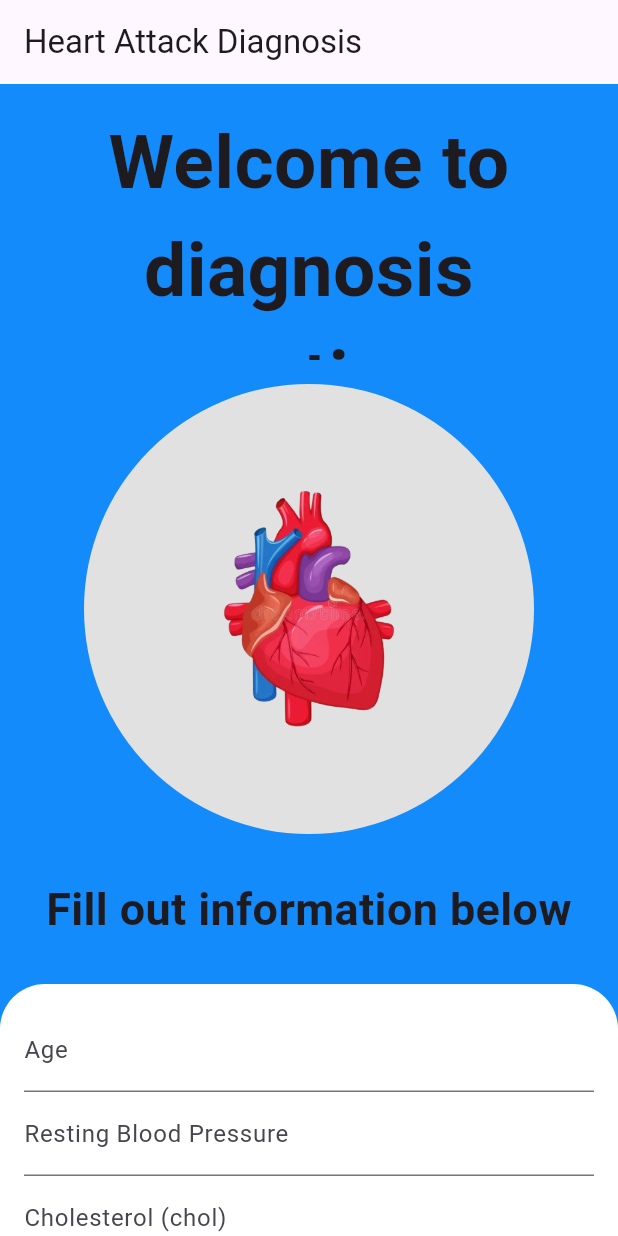
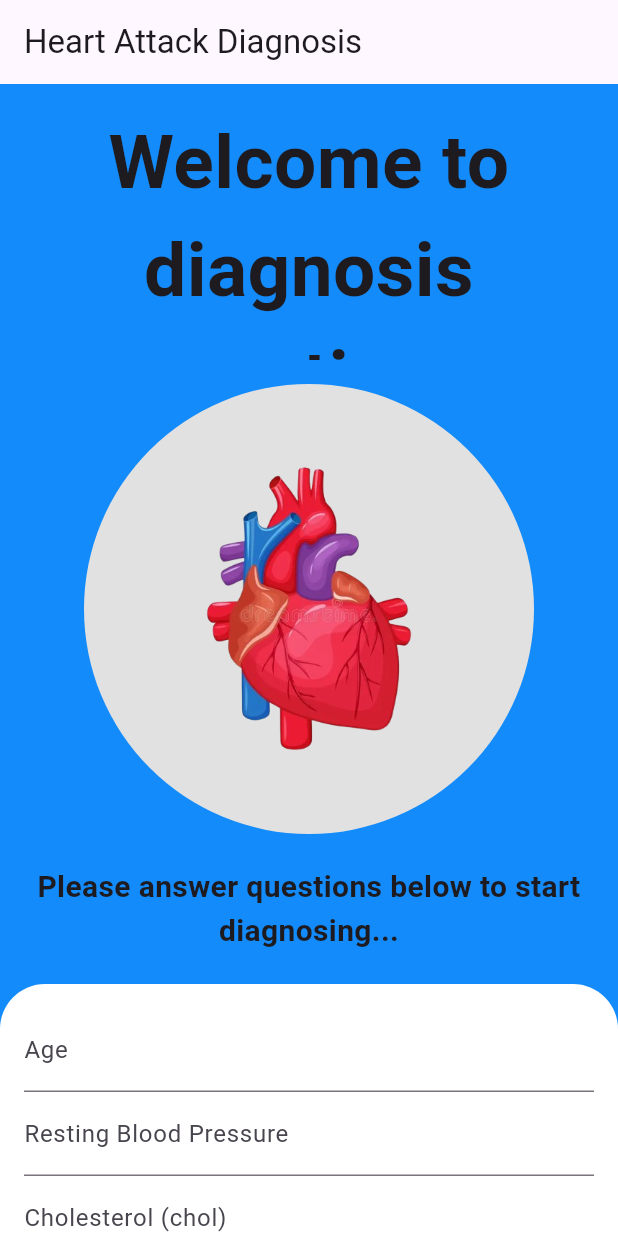
Before and after one commit to nguyenthingocthao1510/heart_attack_detection_fe, a Flutter app: the screen it shows after launch, on a phone screen of 412 x 824 dp. Run offline on Flutter 3.47's test engine with Material 3 defaults, Android fonts, the light colour scheme and no system bars; drawn by our look-alikes of flutter_animate; our stand-ins replace animated_background, carousel_slider, dio, stylish_bottom_bar.

Commit message:
continue customizing enteringInformation page

```diff
--- a/lib/pages/patient/Diagnosis/Prediction/enteringInformation/index.dart
+++ b/lib/pages/patient/Diagnosis/Prediction/enteringInformation/index.dart
@@ -10,7 +10,16 @@ class EnteringInformation extends StatelessWidget {
   final cholController = TextEditingController();
   final thalachhController = TextEditingController();
   final oldpeakController = TextEditingController();
-  final sexController = TextEditingController();
+
+  String sex = 'Male';
+  String exng = 'No';
+  String caa = '0';
+  String cp = '0';
+  String fbs = 'No';
+  String restecg = '0';
+  String slp = '0';
+  String thall = '0';
+
   final exngController = TextEditingController();
   final caaController = TextEditingController();
   final cpController = TextEditingController();
@@ -43,7 +52,11 @@ class EnteringInformation extends StatelessWidget {
                   ),
                   textAlign: TextAlign.center,
                 ),
-              ),
+              ).animate()
+                .slide(
+                  duration: const Duration(seconds: 1),
+                  begin: const Offset(1, 0)
+                ),
               Container(
                 height: 300,
                 width: 300,
@@ -55,11 +68,22 @@ class EnteringInformation extends StatelessWidget {
                 child: Image.asset(
                   heartImage,
                   fit: BoxFit.contain
-                ).animate()
+                ).animate(
+                    onComplete: (controller) => controller.repeat()
+                  )
                   .scale(
                     duration: const Duration(milliseconds: 500),
+                    begin: const Offset(1.0, 1.0),
+                    end: const Offset(1.2, 1.2),
+                    curve: Curves.easeInOut,
                   )
-                ,
+                  .then(delay: const Duration(milliseconds: 100))
+                  .scale(
+                    duration: const Duration(milliseconds: 500),
+                    begin: const Offset(1.2, 1.2),
+                    end: const Offset(1.0, 1.0),
+                    curve: Curves.easeInOut,
+                  ),
               ),
               Container(
                 height: 100,
@@ -67,16 +91,19 @@ class EnteringInformation extends StatelessWidget {
                 alignment: Alignment.center,
                 padding: const EdgeInsets.all(16),
                 child: const Text(
-                  "Fill out information below",
+                  "Please answer questions below to start diagnosing...",
                   style: TextStyle(
-                    fontSize: 30,
+                    fontSize: 20,
                     fontWeight: FontWeight.bold
                   ),
                   textAlign: TextAlign.center,
-                ),
-              ),
-              Container(
-
+                ).animate()
+                  .slide(
+                    delay: const Duration(seconds: 1),
+                    duration: const Duration(seconds: 1),
+                    begin: const Offset(3, 0)
+                  )
+                ,
               ),
               Container(
                 padding: const EdgeInsets.all(16),
@@ -111,10 +138,18 @@ class EnteringInformation extends StatelessWidget {
                       decoration: InputDecoration(labelText: 'Oldpeak'),
                       keyboardType: TextInputType.number,
                     ),
-                    TextField(
-                      controller: sexController,
-                      decoration: InputDecoration(labelText: 'Sex (0 or 1)'),
-                      keyboardType: TextInputType.number,
+                    DropdownButtonFormField<String>(
+                      value: sex,
+                      items: ['Male', 'Female','None'].map((String value) {
+                        return DropdownMenuItem<String>(
+                          value: value,
+                          child: Text(value),
+                        );
+                      }).toList(),
+                      onChanged: (newValue) {
+                        sex = newValue!;
+                      },
+                      decoration: InputDecoration(labelText: 'Sex'),
                     ),
                     TextField(
                       controller: exngController,
@@ -154,7 +189,12 @@ class EnteringInformation extends StatelessWidget {
                     SizedBox(height: 16.0),
                   ],
                 )
-              ),
+              ).animate()
+              .slide(
+                duration: const Duration(seconds: 3),
+                begin: const Offset(4, 0),
+              )
+              ,
               ElevatedButton(
                 onPressed: () {
                   try {
@@ -164,7 +204,7 @@ class EnteringInformation extends StatelessWidget {
                       'chol': int.tryParse(cholController.text) ?? 0,
                       'thalachh': int.tryParse(thalachhController.text) ?? 0,
                       'oldpeak': double.tryParse(oldpeakController.text) ?? 0.0,
-                      'sex': int.tryParse(sexController.text) ?? 0,
+                      'sex': int.tryParse(sex) ?? 0,
                       'exng': int.tryParse(exngController.text) ?? 0,
                       'caa': int.tryParse(caaController.text) ?? 0,
                       'cp': int.tryParse(cpController.text) ?? 0,
```
